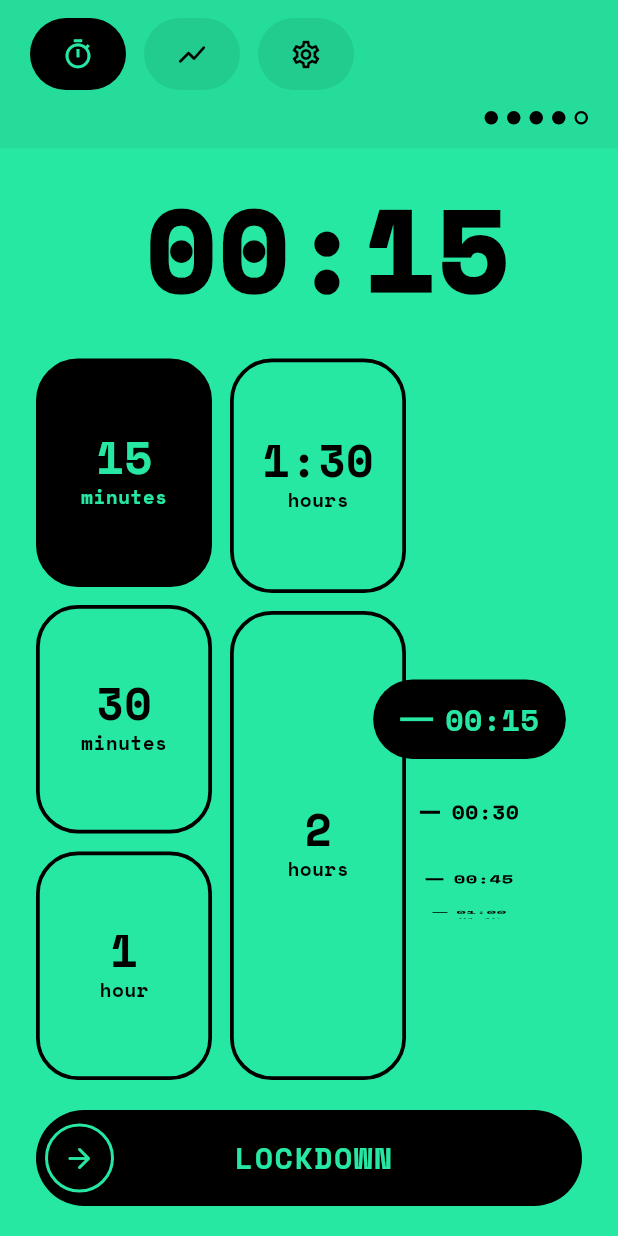
After one commit to YoungFox450/Shadow, a Flutter app: the LockdownTimerScreen screen opened directly, on a phone screen of 412 x 824 dp. The commit adds this screen. Run offline on Flutter 3.47's test engine with Material 3 defaults, Android fonts, the phone set to English and light mode, and no system bars; our stand-ins replace google_fonts.

Commit message:
commit avant la modif du caroussel

```diff
--- /dev/null
+++ b/lib/features/home/lockdown_timer_screen.dart
@@ -0,0 +1,537 @@
+import 'package:flutter/material.dart';
+import 'package:flutter/services.dart';
+import 'package:google_fonts/google_fonts.dart';
+import 'package:shadow/core/theme.dart';
+
+enum LockdownTab { timer, stats, settings }
+
+class LockdownTimerScreen extends StatefulWidget {
+  const LockdownTimerScreen({super.key});
+
+  @override
+  State<LockdownTimerScreen> createState() => _LockdownTimerScreenState();
+}
+
+class _LockdownTimerScreenState extends State<LockdownTimerScreen> {
+  int _selectedMinutes = 15;
+  LockdownTab _currentTab = LockdownTab.timer;
+
+  static const List<_Preset> _presets = [
+    _Preset(minutes: 15, bigLabel: '15', smallLabel: 'minutes'),
+    _Preset(minutes: 30, bigLabel: '30', smallLabel: 'minutes'),
+    _Preset(minutes: 60, bigLabel: '1', smallLabel: 'hour'),
+    _Preset(minutes: 90, bigLabel: '1:30', smallLabel: 'hours'),
+    _Preset(minutes: 120, bigLabel: '2', smallLabel: 'hours'),
+  ];
+
+  String get _formattedDuration {
+    final hours = _selectedMinutes ~/ 60;
+    final minutes = _selectedMinutes % 60;
+    return '${hours.toString().padLeft(2, '0')}:${minutes.toString().padLeft(2, '0')}';
+  }
+
+  void _selectMinutes(int minutes) {
+    HapticFeedback.selectionClick();
+    setState(() => _selectedMinutes = minutes);
+  }
+
+  @override
+  Widget build(BuildContext context) {
+    return Scaffold(
+      backgroundColor: ShadowColors.primaryGreen,
+      body: SafeArea(
+        bottom: false,
+        child: Column(
+          children: [
+            _TopTabBar(
+              currentTab: _currentTab,
+              onTabSelected: (tab) => setState(() => _currentTab = tab),
+            ),
+            Expanded(
+              child: _currentTab == LockdownTab.timer
+                  ? _buildTimerBody()
+                  : _PlaceholderTab(tab: _currentTab),
+            ),
+          ],
+        ),
+      ),
+    );
+  }
+
+  Widget _buildTimerBody() {
+    return Padding(
+      padding: const EdgeInsets.fromLTRB(24, 28, 0, 20),
+      child: Column(
+        children: [
+          // Gros chrono central
+          Text(
+            _formattedDuration,
+            style: GoogleFonts.spaceMono(
+              fontSize: 76,
+              fontWeight: FontWeight.w900,
+              letterSpacing: 2,
+              height: 1.0,
+              color: Colors.black,
+            ),
+          ),
+          const SizedBox(height: 36),
+          Expanded(
+            child: Padding(
+              padding: const EdgeInsets.only(right: 24),
+              child: Stack(
+                clipBehavior: Clip.none,
+                children: [
+                  Row(
+                    crossAxisAlignment: CrossAxisAlignment.start,
+                    children: [
+                      // Colonne de gauche : 15 min / 30 min / 1 heure
+                      Expanded(
+                        flex: 3,
+                        child: Column(
+                          children: [
+                            Expanded(child: _presetTile(_presets[0])),
+                            const SizedBox(height: 12),
+                            Expanded(child: _presetTile(_presets[1])),
+                            const SizedBox(height: 12),
+                            Expanded(child: _presetTile(_presets[2])),
+                          ],
+                        ),
+                      ),
+                      const SizedBox(width: 12),
+                      // Colonne de droite : 1:30 en haut, 2 heures (double hauteur)
+                      Expanded(
+                        flex: 3,
+                        child: Column(
+                          children: [
+                            Expanded(child: _presetTile(_presets[3])),
+                            const SizedBox(height: 12),
+                            Expanded(flex: 2, child: _presetTile(_presets[4])),
+                          ],
+                        ),
+                      ),
+                      // Espace réservé pour la molette
+                      const Expanded(flex: 3, child: SizedBox()),
+                    ],
+                  ),
+                  Positioned(
+                    top: 0,
+                    bottom: 0,
+                    right: -40,
+                    width: 230,
+                    child: _DurationWheelPicker(
+                      selectedMinutes: _selectedMinutes,
+                      onChanged: _selectMinutes,
+                    ),
+                  ),
+                ],
+              ),
+            ),
+          ),
+          const SizedBox(height: 20),
+          Padding(
+            padding: const EdgeInsets.only(right: 24),
+            child: _LockdownButton(
+              onTap: () {
+                HapticFeedback.heavyImpact();
+                ScaffoldMessenger.of(context).showSnackBar(
+                  SnackBar(
+                    content: Text(
+                      "Shadow verrouillé pour $_formattedDuration",
+                      style: GoogleFonts.spaceMono(color: Colors.black, fontWeight: FontWeight.bold),
+                    ),
+                    backgroundColor: ShadowColors.primaryGreen,
+                  ),
+                );
+              },
+            ),
+          ),
+        ],
+      ),
+    );
+  }
+
+  Widget _presetTile(_Preset preset) {
+    return _PresetDurationButton(
+      bigLabel: preset.bigLabel,
+      smallLabel: preset.smallLabel,
+      isSelected: _selectedMinutes == preset.minutes,
+      onTap: () => _selectMinutes(preset.minutes),
+    );
+  }
+}
+
+class _Preset {
+  const _Preset({
+    required this.minutes,
+    required this.bigLabel,
+    required this.smallLabel,
+  });
+
+  final int minutes;
+  final String bigLabel;
+  final String smallLabel;
+}
+
+// --- WIDGETS INTERNES ---
+
+class _TopTabBar extends StatelessWidget {
+  const _TopTabBar({
+    required this.currentTab,
+    required this.onTabSelected,
+  });
+
+  final LockdownTab currentTab;
+  final ValueChanged<LockdownTab> onTabSelected;
+
+  @override
+  Widget build(BuildContext context) {
+    return Container(
+      color: Colors.black.withOpacity(0.05),
+      padding: const EdgeInsets.fromLTRB(20, 12, 20, 16),
+      child: Column(
+        crossAxisAlignment: CrossAxisAlignment.end,
+        children: [
+          Row(
+            children: [
+              _TabPill(
+                icon: Icons.timer_outlined,
+                isSelected: currentTab == LockdownTab.timer,
+                onTap: () => onTabSelected(LockdownTab.timer),
+              ),
+              const SizedBox(width: 12),
+              _TabPill(
+                icon: Icons.show_chart_rounded,
+                isSelected: currentTab == LockdownTab.stats,
+                onTap: () => onTabSelected(LockdownTab.stats),
+              ),
+              const SizedBox(width: 12),
+              _TabPill(
+                icon: Icons.settings_outlined,
+                isSelected: currentTab == LockdownTab.settings,
+                onTap: () => onTabSelected(LockdownTab.settings),
+              ),
+            ],
+          ),
+          const SizedBox(height: 14),
+          Row(
+            mainAxisSize: MainAxisSize.min,
+            children: List.generate(5, (i) {
+              final filled = i < 4;
+              return Padding(
+                padding: const EdgeInsets.only(left: 6),
+                child: Container(
+                  width: 9,
+                  height: 9,
+                  decoration: BoxDecoration(
+                    shape: BoxShape.circle,
+                    color: filled ? Colors.black : Colors.transparent,
+                    border: filled ? null : Border.all(color: Colors.black, width: 1.5),
+                  ),
+                ),
+              );
+            }),
+          ),
+        ],
+      ),
+    );
+  }
+}
+
+class _TabPill extends StatelessWidget {
+  const _TabPill({
+    required this.icon,
+    required this.isSelected,
+    required this.onTap,
+  });
+
+  final IconData icon;
+  final bool isSelected;
+  final VoidCallback onTap;
+
+  @override
+  Widget build(BuildContext context) {
+    return GestureDetector(
+      onTap: () {
+        HapticFeedback.lightImpact();
+        onTap();
+      },
+      child: AnimatedContainer(
+        duration: const Duration(milliseconds: 150),
+        width: 64,
+        height: 48,
+        decoration: BoxDecoration(
+          color: isSelected ? Colors.black : Colors.black.withOpacity(0.08),
+          borderRadius: BorderRadius.circular(24),
+        ),
+        child: Icon(
+          icon,
+          color: isSelected ? ShadowColors.primaryGreen : Colors.black,
+          size: 22,
+        ),
+      ),
+    );
+  }
+}
+
+class _PresetDurationButton extends StatelessWidget {
+  const _PresetDurationButton({
+    required this.bigLabel,
+    required this.smallLabel,
+    required this.isSelected,
+    required this.onTap,
+  });
+
+  final String bigLabel;
+  final String smallLabel;
+  final bool isSelected;
+  final VoidCallback onTap;
+
+  @override
+  Widget build(BuildContext context) {
+    return GestureDetector(
+      onTap: onTap,
+      child: AnimatedContainer(
+        duration: const Duration(milliseconds: 150),
+        decoration: BoxDecoration(
+          color: isSelected ? Colors.black : Colors.transparent,
+          borderRadius: BorderRadius.circular(28),
+          border: Border.all(color: Colors.black, width: 2.5),
+        ),
+        alignment: Alignment.center,
+        child: Column(
+          mainAxisAlignment: MainAxisAlignment.center,
+          mainAxisSize: MainAxisSize.min,
+          children: [
+            Text(
+              bigLabel,
+              style: GoogleFonts.spaceMono(
+                fontSize: 30,
+                fontWeight: FontWeight.w800,
+                height: 1.0,
+                color: isSelected ? ShadowColors.primaryGreen : Colors.black,
+              ),
+            ),
+            const SizedBox(height: 2),
+            Text(
+              smallLabel,
+              style: GoogleFonts.spaceMono(
+                fontSize: 13,
+                fontWeight: FontWeight.w600,
+                color: isSelected ? ShadowColors.primaryGreen : Colors.black,
+              ),
+            ),
+          ],
+        ),
+      ),
+    );
+  }
+}
+
+class _DurationWheelPicker extends StatefulWidget {
+  const _DurationWheelPicker({
+    required this.selectedMinutes,
+    required this.onChanged,
+    this.stepMinutes = 15,
+    this.maxMinutes = 240,
+  });
+
+  final int selectedMinutes;
+  final ValueChanged<int> onChanged;
+  final int stepMinutes;
+  final int maxMinutes;
+
+  @override
+  State<_DurationWheelPicker> createState() => _DurationWheelPickerState();
+}
+
+class _DurationWheelPickerState extends State<_DurationWheelPicker> {
+  late final List<int> _values;
+  late FixedExtentScrollController _controller;
+
+  @override
+  void initState() {
+    super.initState();
+    _values = [
+      for (int m = widget.stepMinutes; m <= widget.maxMinutes; m += widget.stepMinutes) m,
+    ];
+    _controller = FixedExtentScrollController(initialItem: _indexFor(widget.selectedMinutes));
+  }
+
+  @override
+  void didUpdateWidget(covariant _DurationWheelPicker oldWidget) {
+    super.didUpdateWidget(oldWidget);
+    final targetIndex = _indexFor(widget.selectedMinutes);
+    if (targetIndex != _controller.selectedItem) {
+      _controller.animateToItem(
+        targetIndex,
+        duration: const Duration(milliseconds: 300),
+        curve: Curves.easeOutCubic,
+      );
+    }
+  }
+
+  int _indexFor(int minutes) {
+    final clamped = minutes.clamp(widget.stepMinutes, widget.maxMinutes);
+    final index = (clamped / widget.stepMinutes).round() - 1;
+    return index.clamp(0, _values.length - 1);
+  }
+
+  String _format(int totalMinutes) {
+    final hours = totalMinutes ~/ 60;
+    final minutes = totalMinutes % 60;
+    return '${hours.toString().padLeft(2, '0')}:${minutes.toString().padLeft(2, '0')}';
+  }
+
+  @override
+  void dispose() {
+    _controller.dispose();
+    super.dispose();
+  }
+
+  @override
+  Widget build(BuildContext context) {
+    return ListWheelScrollView.useDelegate(
+      controller: _controller,
+      itemExtent: 54,
+      diameterRatio: 1.15,
+      perspective: 0.006,
+      physics: const FixedExtentScrollPhysics(),
+      onSelectedItemChanged: (index) {
+        widget.onChanged(_values[index]);
+      },
+      childDelegate: ListWheelChildBuilderDelegate(
+        childCount: _values.length,
+        builder: (context, index) {
+          final minutes = _values[index];
+          final isSelected = minutes == widget.selectedMinutes;
+          return _WheelItem(
+            label: _format(minutes),
+            isSelected: isSelected,
+          );
+        },
+      ),
+    );
+  }
+}
+
+class _WheelItem extends StatelessWidget {
+  const _WheelItem({required this.label, required this.isSelected});
+
+  final String label;
+  final bool isSelected;
+
+  @override
+  Widget build(BuildContext context) {
+    final tickWidth = isSelected ? 22.0 : 14.0;
+
+    final content = Row(
+      mainAxisSize: MainAxisSize.min,
+      children: [
+        Container(
+          width: tickWidth,
+          height: 2.5,
+          color: isSelected ? ShadowColors.primaryGreen : Colors.black,
+        ),
+        const SizedBox(width: 8),
+        Text(
+          label,
+          style: GoogleFonts.spaceMono(
+            fontSize: isSelected ? 20 : 15,
+            fontWeight: FontWeight.w700,
+            color: isSelected ? ShadowColors.primaryGreen : Colors.black,
+          ),
+        ),
+      ],
+    );
+
+    if (!isSelected) {
+      return Center(child: content);
+    }
+
+    return Center(
+      child: Container(
+        padding: const EdgeInsets.symmetric(horizontal: 18, vertical: 12),
+        decoration: BoxDecoration(
+          color: Colors.black,
+          borderRadius: BorderRadius.circular(30),
+        ),
+        child: content,
+      ),
+    );
+  }
+}
+
+class _LockdownButton extends StatelessWidget {
+  const _LockdownButton({required this.onTap});
+
+  final VoidCallback onTap;
+
+  @override
+  Widget build(BuildContext context) {
+    return GestureDetector(
+      onTap: onTap,
+      child: Container(
+        height: 64,
+        decoration: BoxDecoration(
+          color: Colors.black,
+          borderRadius: BorderRadius.circular(32),
+        ),
+        child: Row(
+          children: [
+            const SizedBox(width: 6),
+            Container(
+              width: 46,
+              height: 46,
+              decoration: BoxDecoration(
+                shape: BoxShape.circle,
+                border: Border.all(color: ShadowColors.primaryGreen, width: 2),
+              ),
+              child: const Icon(
+                Icons.arrow_forward_rounded,
+                color: ShadowColors.primaryGreen,
+                size: 22,
+              ),
+            ),
+            Expanded(
+              child: Center(
+                child: Padding(
+                  padding: const EdgeInsets.only(right: 46),
+                  child: Text(
+                    'LOCKDOWN',
+                    style: GoogleFonts.spaceMono(
+                      color: ShadowColors.primaryGreen,
+                      fontWeight: FontWeight.w800,
+                      fontSize: 20,
+                      letterSpacing: 1,
+                    ),
+                  ),
+                ),
+              ),
+            ),
+          ],
+        ),
+      ),
+    );
+  }
+}
+
+class _PlaceholderTab extends StatelessWidget {
+  const _PlaceholderTab({required this.tab});
+
+  final LockdownTab tab;
+
+  @override
+  Widget build(BuildContext context) {
+    final label = tab == LockdownTab.stats ? 'Statistiques' : 'Réglages';
+    return Center(
+      child: Text(
+        label,
+        style: GoogleFonts.spaceMono(
+          fontSize: 22,
+          fontWeight: FontWeight.w700,
+          color: Colors.black,
+        ),
+      ),
+    );
+  }
+}
```
Also changed, not shown: lib/features/onboarding/onboarding_screen.dart (+114 -32 lines), lib/main.dart (+12 -1 lines), 2 other files.
